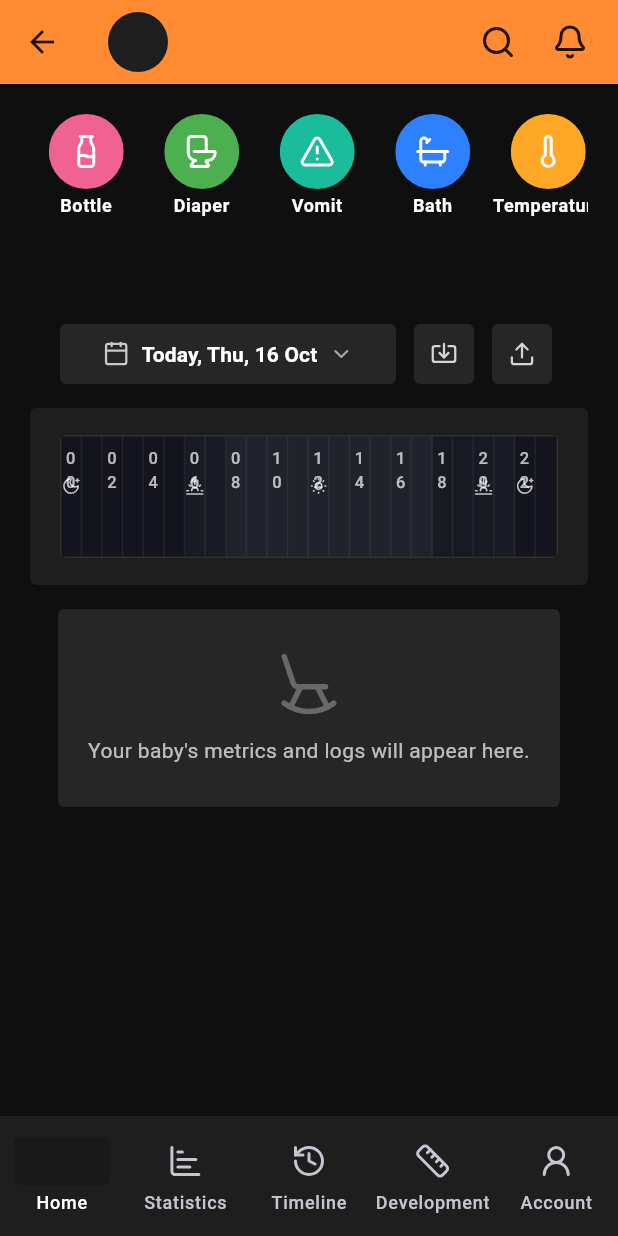
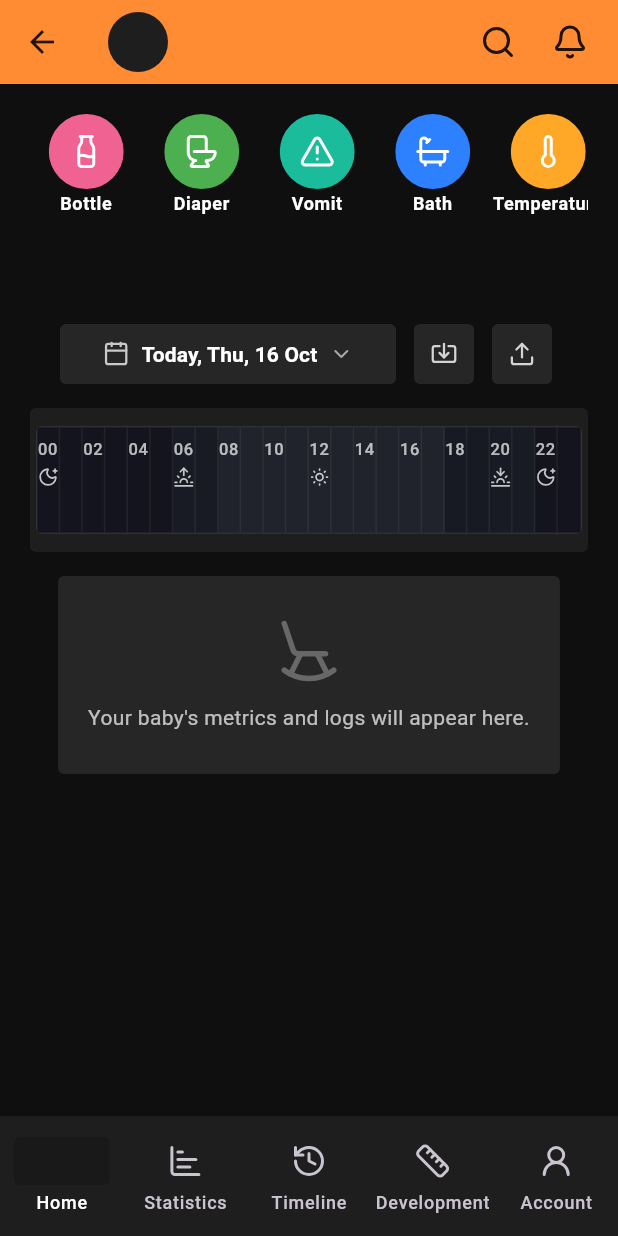
Before and after one commit to FinidiDevSp/baby_log, a Flutter app: the BabyDashboardPage screen opened directly with empty values, on a phone screen of 412 x 824 dp. Run offline on Flutter 3.47's test engine with Material 3 defaults, Android fonts, the phone set to English and light mode, and no system bars; our stand-ins replace drift, equatable, flutter_riverpod, image_picker, lucide_flutter, pdf and 2 more; accounts and stored records are empty; generated files the repository leaves out were written again.

Commit message:
feat(fix): commitear

```diff
--- a/lib/presentation/features/home/baby_dashboard_page.dart
+++ b/lib/presentation/features/home/baby_dashboard_page.dart
@@ -40,10 +40,10 @@ const _bathAccentColor = Color(0xFF2D81FF);
 const _vomitAccentColor = Color(0xFF1ABC9C);
 const _temperatureAccentColor = Color(0xFFFFA726);
 const _appointmentAccentColor = Color(0xFFAF52DE);
-const double _timelineTileBaseHeight = 80.0;
+const double _timelineTileBaseHeight = 70.0;
 const double _timelineMarkerSize = 18.0;
 const double _timelineMarkerTop = 38.0;
-const double _timelineMarkerSpacing = 28.0;
+const double _timelineMarkerSpacing = 20.0;
 
 /// Dashboard shown once a baby profile exists.
 class BabyDashboardPage extends ConsumerStatefulWidget {
@@ -709,7 +709,7 @@ class _ShortcutButton extends StatelessWidget {
             child: _ShortcutCircle(data: data),
           ),
         ),
-        const SizedBox(height: 3),
+        const SizedBox(height: 2),
         SizedBox(
           width: 75,
           child: Column(
@@ -926,13 +926,15 @@ class _TimelineCard extends StatelessWidget {
             borderRadius: BorderRadius.circular(4),
           ),
           child: Padding(
-            padding: const EdgeInsets.symmetric(horizontal: 20, vertical: 18),
+            padding: const EdgeInsets.symmetric(horizontal: 4, vertical: 12),
             child: ClipRRect(
               borderRadius: BorderRadius.circular(4),
               child: Container(
                 decoration: BoxDecoration(
                   color: AppColors.surfaceVariant,
-                  border: Border.all(color: Colors.white.withValues(alpha: 0.05)),
+                  border: Border.all(
+                    color: Colors.white.withValues(alpha: 0.05),
+                  ),
                 ),
                 child: LayoutBuilder(
                   builder: (context, constraints) {
@@ -957,8 +959,9 @@ class _TimelineCard extends StatelessWidget {
                                     isLast: i == tiles.length - 1,
                                     accentColor: accentColor,
                                   ),
-                              ],
-                            ),
+                                ),
+                            ],
+                          ),
                           if (showCurrentIndicator)
                             Positioned(
                               left: indicatorLeft,
```
